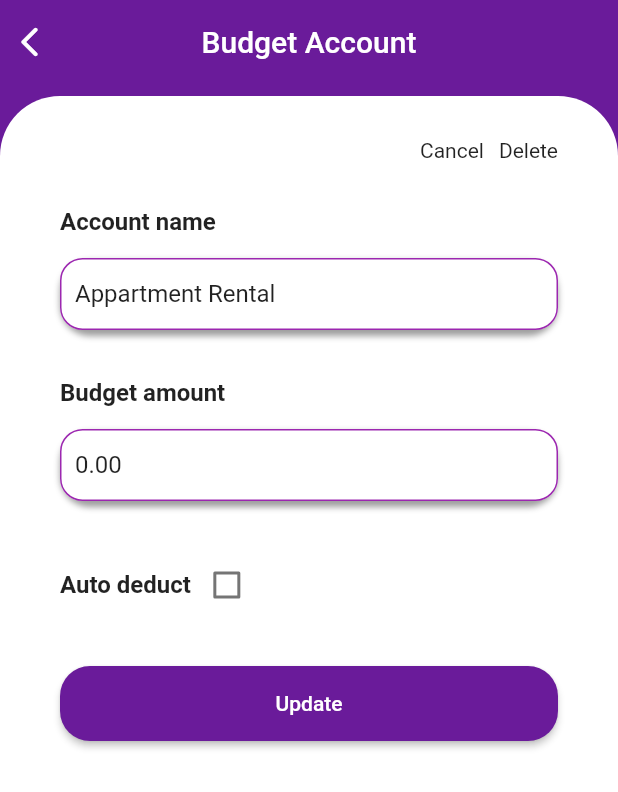
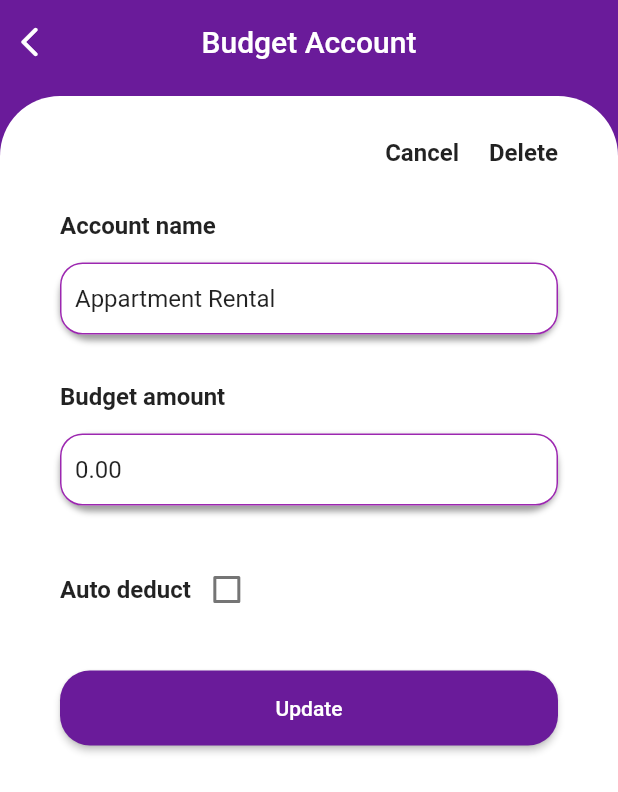
Before and after one commit to Jifflis/myBudget-flutter-app, a Flutter app: the ViewBudgetScreen screen opened directly with sample values from the repository, after a tap on "Edit", on a phone screen of 412 x 824 dp. Shown: the top 792 px of the screen. Run offline on Flutter 3.47's test engine with Material 2 defaults, Android fonts, the phone set to English and light mode, and no system bars; drawn by our look-alikes of oktoast; our stand-ins replace flutter_svg, get, sqflite; accounts and stored records are empty.

Commit message:
resize edit and delete

```diff
--- a/lib/view/screen/view_budget_screen.dart
+++ b/lib/view/screen/view_budget_screen.dart
@@ -67,7 +67,7 @@ class ViewBudgetScreen extends TemplateScreen {
                                 FocusScope.of(context).unfocus();
                                 controller.edit();
                               }),
-                          const SizedBox(width: 10),
+                          const SizedBox(width: 20),
                           _textButton(
                               label: 'Delete',
                               function: () {
@@ -132,7 +132,8 @@ class ViewBudgetScreen extends TemplateScreen {
       onTap: function,
       child: Text(
         label,
-        style: const TextStyle(color: Colors.black87),
+        style: const TextStyle(
+            color: Colors.black87, fontSize: 16, fontWeight: FontWeight.bold),
       ),
     );
   }
```
Also changed, not shown: lib/view/screen/home_screen.dart (+6 -5 lines).
